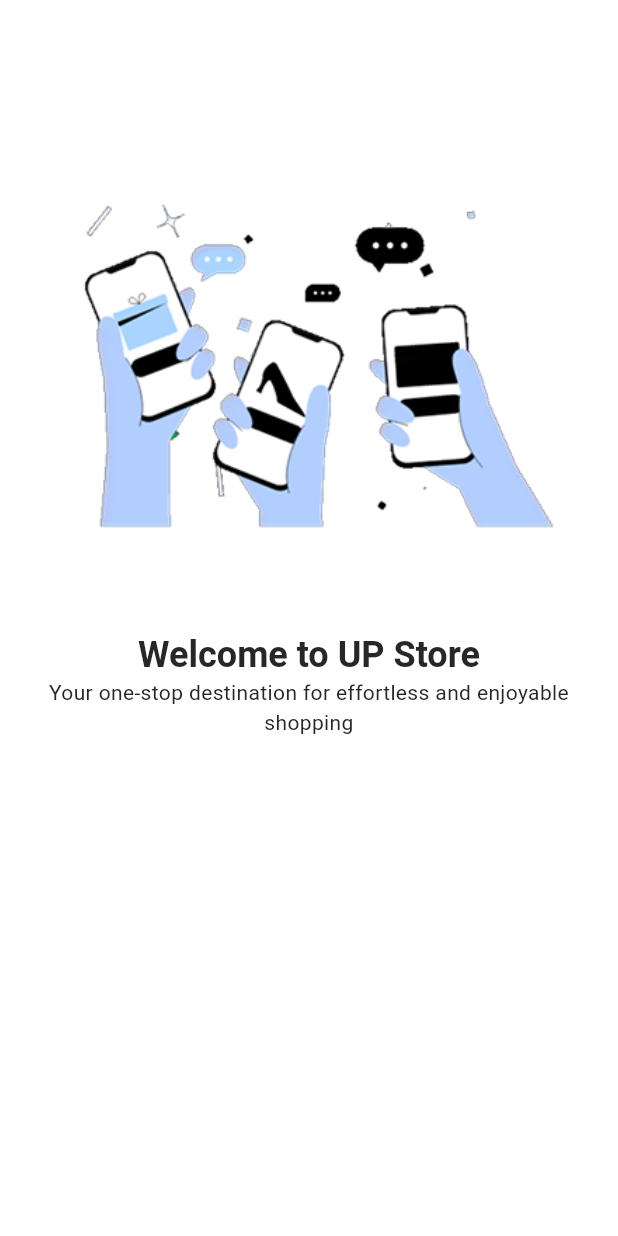
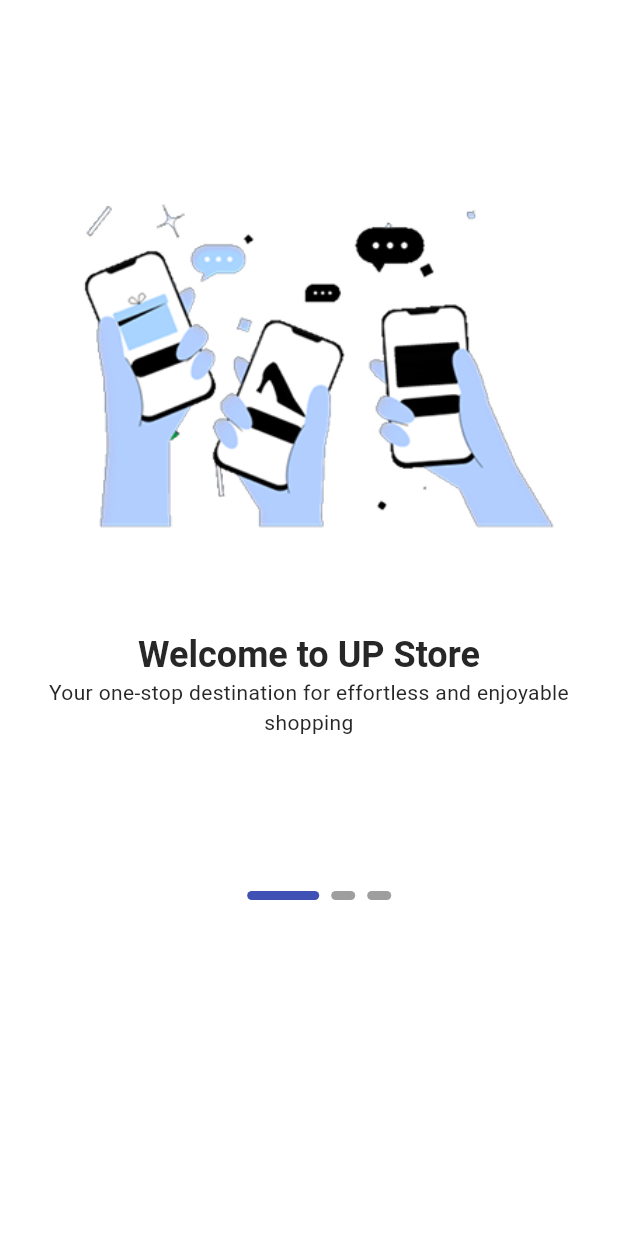
Before and after one commit to Musama987/e_commercee, a Flutter app: the screen it shows after launch, on a phone screen of 412 x 824 dp. Run offline on Flutter 3.47's test engine with Material 3 defaults, Android fonts, the phone set to English and light mode, and no system bars; drawn by our look-alikes of smooth_page_indicator; Roboto replaces fonts that are missing (Nunito).

```diff
--- a/lib/features/authentication/screens/onboarding/onboarding.dart
+++ b/lib/features/authentication/screens/onboarding/onboarding.dart
@@ -1,7 +1,9 @@
 
 // import 'package:e_commercee/utils/helpers/device_helpers.dart';
 import 'package:e_commercee/utils/constants/texts.dart' show UTexts;
+import 'package:e_commercee/utils/helpers/device_helpers.dart';
 import 'package:flutter/material.dart';
+import 'package:smooth_page_indicator/smooth_page_indicator.dart';
 
 import '../../../../utils/constants/images.dart' show UImages;
 import 'widget/onboarding_page.dart' show onBoardingPage;
@@ -14,6 +16,7 @@ class OnboardingScreen extends StatelessWidget {
     return Scaffold(
       body: Stack(
         children: [
+          //Scrollable Page
           PageView(
             children: [
               onBoardingPage(image: UImages.onboarding1Image, title: UTexts.onboardingTitle1, subtitle: UTexts.onboardingSubtitle1),
@@ -21,8 +24,31 @@ class OnboardingScreen extends StatelessWidget {
               onBoardingPage(image: UImages.onboarding3Image, title: UTexts.onboardingTitle3, subtitle: UTexts.onboardingSubtitle3),
             ],
           ),
+          //indicator
+          onBoardingDontNavigation()
+
         ],
       ),
     );
   }
 }
+
+class onBoardingDontNavigation extends StatelessWidget {
+  const onBoardingDontNavigation({
+    super.key,
+  });
+
+  @override
+  Widget build(BuildContext context) {
+    return Positioned(
+        bottom: UDeviceHelper.getBottomNavigationBarHeight() * 4,
+        left: UDeviceHelper.getScreenWidth(context) / 2.5 ,
+        right: UDeviceHelper.getScreenWidth(context) / 2.5,
+        child: SmoothPageIndicator(controller: PageController(),
+            count: 3,
+            effect: ExpandingDotsEffect(
+              dotHeight: 6.0,
+            ),
+        ));
+  }
+}
--- a/lib/features/authentication/screens/onboarding/widget/onboarding_page.dart
+++ b/lib/features/authentication/screens/onboarding/widget/onboarding_page.dart
@@ -25,7 +25,6 @@ class onBoardingPage extends StatelessWidget {
       child: Column(
         children: [
           Image.asset(image),
-
           Text(
             title,
             style: Theme.of(
```
